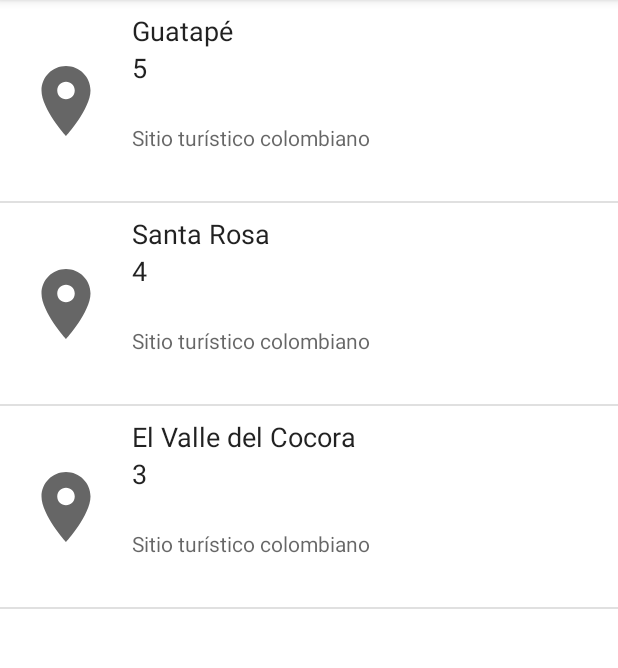
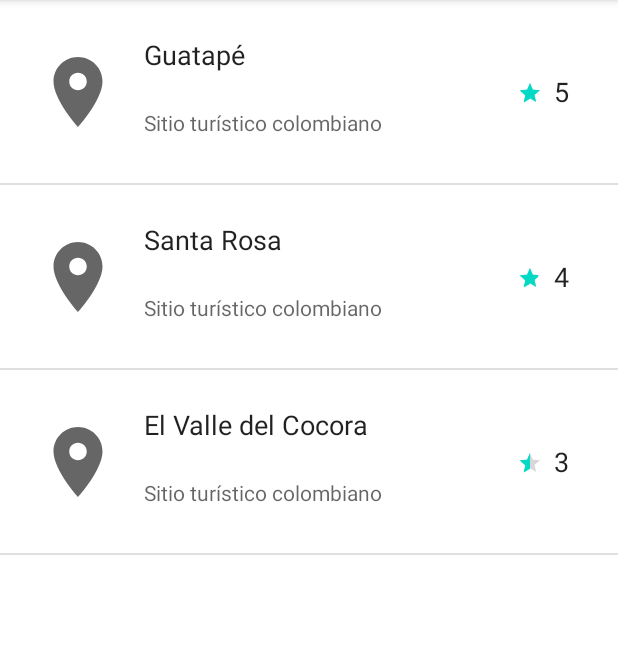
Before and after one commit to juanyepesu2/MobileUdeA, an Android app: the screen it shows after launch (PoiList), on a phone screen of 412 x 824 dp, the part 84-752 px from its top. Run offline under Robolectric (Android 15) with nearby library versions, the phone set to English and light mode, and no system bars.

Commit message:
feat: Se añade la puntuación de cada POI con una estrella.

```diff
--- a/app/src/main/assets/poi.json
+++ b/app/src/main/assets/poi.json
@@ -2,19 +2,19 @@
   {
     "poi_name": "Guatapé",
     "poi_description": "Sitio turístico colombiano",
-    "poi_raiting": 5,
+    "poi_raiting": "5",
     "poi_image": "kwickliffe0@orciconsectetuer.com"
   },
   {
     "poi_name": "Santa Rosa",
     "poi_description": "Sitio turístico colombiano",
-    "poi_raiting": 4,
+    "poi_raiting": "4",
     "poi_image": "kwickliffe0@orciconsectetuer.com"
   },
   {
     "poi_name": "El Valle del Cocora",
     "poi_description": "Sitio turístico colombiano",
-    "poi_raiting": 3,
+    "poi_raiting": "3",
     "poi_image": "kwickliffe0@orciconsectetuer.com"
   }
 ]
--- a/app/src/main/java/com/mintic/mobileudea/PoiAdapter.kt
+++ b/app/src/main/java/com/mintic/mobileudea/PoiAdapter.kt
@@ -1,25 +1,31 @@
 package com.mintic.mobileudea
+
 import android.view.LayoutInflater
 import android.view.View
 import android.view.ViewGroup
+import android.widget.RatingBar
 import android.widget.TextView
 import androidx.recyclerview.widget.RecyclerView
 import java.util.ArrayList
 
-class PoiAdapter (
+class PoiAdapter(
     private val mPoi: ArrayList<Poi>
-): RecyclerView.Adapter<PoiAdapter.ViewHolder>() {
+) : RecyclerView.Adapter<PoiAdapter.ViewHolder>() {
 
     override fun onCreateViewHolder(parent: ViewGroup, viewType: Int): ViewHolder {
-        val view = LayoutInflater.from(parent.context).inflate(R.layout.poi_list_item, parent, false)
+        val view =
+            LayoutInflater.from(parent.context).inflate(R.layout.poi_list_item, parent, false)
         return ViewHolder(view)
     }
 
     override fun onBindViewHolder(holder: ViewHolder, position: Int) {
-        val (poi_name, poi_description, poi_raiting) = mPoi[position]
-        holder.poi_nameLabel.text=poi_name
-        holder.poi_descriptionLabel.text=poi_description
-        holder.poi_raitingLabel.text=poi_raiting
+        val (poi_name, poi_description, poi_rating) = mPoi[position]
+        holder.poi_nameLabel.text = poi_name
+        holder.poi_descriptionLabel.text = poi_description
+        holder.poi_raitingLabel.text = poi_rating
+        // Esa formula es una transformación lineal para que si el rating del POI es
+        // 5 se complete toda la estrella (1); y si es 1, no se complete nada.
+        holder.poi_ratingBar.rating = (poi_rating.toFloat() - 1) / 4
     }
 
     override fun getItemCount(): Int {
@@ -30,5 +36,6 @@ class PoiAdapter (
         var poi_nameLabel: TextView = itemView.findViewById(R.id.textview_poi_name)
         var poi_raitingLabel: TextView = itemView.findViewById(R.id.textview_poi_raiting)
         var poi_descriptionLabel: TextView = itemView.findViewById(R.id.textview_poi_description)
+        var poi_ratingBar: RatingBar = itemView.findViewById(R.id.ratingBar)
     }
 }
--- a/app/src/main/res/layout/poi_list_item.xml
+++ b/app/src/main/res/layout/poi_list_item.xml
@@ -1,5 +1,4 @@
-<?xml version="1.0" encoding="utf-8"?>
-<!--
+<?xml version="1.0" encoding="utf-8"?><!--
   Copyright 2018 Google Inc.
 
   Licensed under the Apache License, Version 2.0 (the "License");
@@ -14,12 +13,12 @@
   See the License for the specific language governing permissions and
   limitations under the License.
 -->
-<androidx.constraintlayout.widget.ConstraintLayout
-    xmlns:android="http://schemas.android.com/apk/res/android"
+<androidx.constraintlayout.widget.ConstraintLayout xmlns:android="http://schemas.android.com/apk/res/android"
     xmlns:app="http://schemas.android.com/apk/res-auto"
     xmlns:tools="http://schemas.android.com/tools"
     android:layout_width="match_parent"
     android:layout_height="wrap_content"
+    android:layout_margin="8dp"
     android:background="?android:attr/selectableItemBackground">
 
 
@@ -27,14 +26,15 @@
         android:id="@+id/imageview_thumb"
         android:layout_width="@dimen/thumbnail_size"
         android:layout_height="@dimen/thumbnail_size"
-        android:layout_marginBottom="8dp"
         android:layout_marginStart="16dp"
         android:layout_marginTop="8dp"
+        android:layout_marginBottom="8dp"
+        android:contentDescription="@string/Poi_image"
         android:scaleType="centerCrop"
-        app:srcCompat="@drawable/ic_baseline_location_on_24"
         app:layout_constraintBottom_toBottomOf="parent"
         app:layout_constraintLeft_toLeftOf="parent"
         app:layout_constraintTop_toTopOf="parent"
+        app:srcCompat="@drawable/ic_baseline_location_on_24"
         tools:src="@mipmap/ic_launcher" />
 
     <TextView
@@ -42,48 +42,67 @@
         android:layout_width="wrap_content"
         android:layout_height="wrap_content"
         android:layout_marginStart="16dp"
-        android:layout_marginTop="8dp"
+        android:layout_marginTop="16dp"
         android:ellipsize="end"
         android:maxLines="1"
         android:textAppearance="?android:attr/textAppearanceMedium"
         android:textColor="?android:attr/textColorPrimary"
         app:layout_constraintBottom_toTopOf="@+id/textview_poi_raiting"
         app:layout_constraintLeft_toRightOf="@+id/imageview_thumb"
+        app:layout_constraintStart_toEndOf="@+id/imageview_thumb"
         app:layout_constraintTop_toTopOf="parent"
-        tools:text="Contact Name" />
+        tools:text="textview_poi_name" />
 
     <TextView
         android:id="@+id/textview_poi_raiting"
-        android:layout_width="wrap_content"
+        android:layout_width="51dp"
         android:layout_height="wrap_content"
-        android:layout_marginStart="16dp"
-        android:layout_marginTop="8dp"
+        android:layout_marginStart="8dp"
+        android:layout_marginEnd="16dp"
         android:ellipsize="end"
         android:maxLines="1"
         android:textAppearance="?android:attr/textAppearanceMedium"
         android:textColor="?android:attr/textColorPrimary"
-        app:layout_constraintBottom_toTopOf="@+id/textview_poi_description"
-        app:layout_constraintLeft_toRightOf="@+id/imageview_thumb"
+        app:layout_constraintBottom_toBottomOf="parent"
+        app:layout_constraintEnd_toEndOf="parent"
+        app:layout_constraintHorizontal_bias="0.5"
+        app:layout_constraintStart_toEndOf="@+id/ratingBar"
         app:layout_constraintTop_toTopOf="parent"
-        tools:text="Contact Name" />
+        tools:text="Rating" />
 
     <TextView
         android:id="@+id/textview_poi_description"
         android:layout_width="wrap_content"
         android:layout_height="wrap_content"
-        android:layout_marginBottom="8dp"
-        android:layout_marginLeft="16dp"
         android:layout_marginStart="16dp"
+        android:layout_marginTop="16dp"
+        android:layout_marginBottom="16dp"
         android:ellipsize="end"
         android:maxLines="1"
-        tools:text="test@email.com"
         android:textAppearance="?android:attr/textAppearanceSmall"
         android:textColor="?android:attr/textColorSecondary"
         app:layout_constraintBottom_toBottomOf="parent"
         app:layout_constraintLeft_toRightOf="@+id/imageview_thumb"
-        app:layout_constraintTop_toBottomOf="@+id/textview_poi_raiting" />
+        app:layout_constraintStart_toEndOf="@+id/imageview_thumb"
+        app:layout_constraintTop_toBottomOf="@+id/textview_poi_name"
+        tools:text="textview_poi_description" />
 
-
+    <RatingBar
+        android:id="@+id/ratingBar"
+        style="@android:style/Widget.Material.Light.RatingBar.Small"
+        android:layout_width="wrap_content"
+        android:layout_height="wrap_content"
+        android:layout_marginStart="370dp"
+        android:numStars="1"
+        android:rating="3.5"
+        android:stepSize="0.1"
+        app:layout_constraintBottom_toBottomOf="parent"
+        app:layout_constraintEnd_toStartOf="@+id/textview_poi_raiting"
+        app:layout_constraintHorizontal_bias="0.5"
+        app:layout_constraintStart_toStartOf="parent"
+        app:layout_constraintTop_toTopOf="parent"
+        app:layout_constraintVertical_bias="0.508"
+        tools:ignore="SpeakableTextPresentCheck" />
 
 
 </androidx.constraintlayout.widget.ConstraintLayout>
--- a/app/src/main/res/values/strings.xml
+++ b/app/src/main/res/values/strings.xml
@@ -25,4 +25,5 @@
         <br> • Parque Místico Guatapé.\n</br>
         <br> • Malecón - Navegación y pesca en la represa \n</br>
 </string>
+    <string name="Poi_image">Poi_image</string>
 </resources>
```
